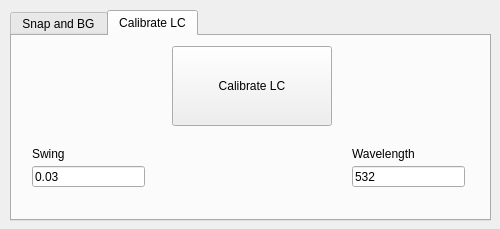
This is src/GUI/qtdesigner/ReconOrderUI.ui in bryantChhun/recOrder_deprecated as Qt 5 draws it before an edit. The edited form follows.
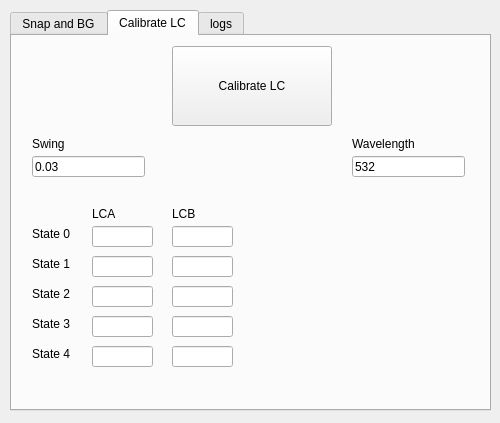
This is the edited form. The open tabs and pages were chosen to show the change.

Commit message: created recorderWindowControl to wrap the qtdesigner-generated .py/.ui files.  / This means we can generate files without worrying about breaking or re-writing code

What changed in the file:
```diff
--- a/src/GUI/qtdesigner/ReconOrderUI.ui
+++ b/src/GUI/qtdesigner/ReconOrderUI.ui
@@ -7,9 +7,15 @@
     <x>0</x>
     <y>0</y>
     <width>500</width>
-    <height>229</height>
+    <height>423</height>
    </rect>
   </property>
+  <property name="sizePolicy">
+   <sizepolicy hsizetype="Expanding" vsizetype="Expanding">
+    <horstretch>0</horstretch>
+    <verstretch>0</verstretch>
+   </sizepolicy>
+  </property>
   <property name="windowTitle">
    <string>ReconOrder</string>
   </property>
@@ -19,9 +25,12 @@
      <x>10</x>
      <y>10</y>
      <width>481</width>
-     <height>211</height>
+     <height>401</height>
     </rect>
    </property>
+   <property name="tabShape">
+    <enum>QTabWidget::Rounded</enum>
+   </property>
    <property name="currentIndex">
     <number>0</number>
    </property>
@@ -122,7 +131,7 @@
      <property name="geometry">
       <rect>
        <x>20</x>
-       <y>130</y>
+       <y>120</y>
        <width>113</width>
        <height>21</height>
       </rect>
@@ -135,7 +144,7 @@
      <property name="geometry">
       <rect>
        <x>340</x>
-       <y>130</y>
+       <y>120</y>
        <width>113</width>
        <height>21</height>
       </rect>
@@ -148,7 +157,7 @@
      <property name="geometry">
       <rect>
        <x>20</x>
-       <y>110</y>
+       <y>100</y>
        <width>60</width>
        <height>16</height>
       </rect>
@@ -161,7 +170,7 @@
      <property name="geometry">
       <rect>
        <x>340</x>
-       <y>110</y>
+       <y>100</y>
        <width>81</width>
        <height>16</height>
       </rect>
@@ -169,6 +178,249 @@
      <property name="text">
       <string>Wavelength</string>
      </property>
+    </widget>
+    <widget class="QLabel" name="label">
+     <property name="geometry">
+      <rect>
+       <x>20</x>
+       <y>190</y>
+       <width>60</width>
+       <height>16</height>
+      </rect>
+     </property>
+     <property name="text">
+      <string>State 0</string>
+     </property>
+    </widget>
+    <widget class="QLabel" name="label_2">
+     <property name="geometry">
+      <rect>
+       <x>20</x>
+       <y>220</y>
+       <width>60</width>
+       <height>16</height>
+      </rect>
+     </property>
+     <property name="text">
+      <string>State 1</string>
+     </property>
+    </widget>
+    <widget class="QLabel" name="label_3">
+     <property name="geometry">
+      <rect>
+       <x>20</x>
+       <y>250</y>
+       <width>60</width>
+       <height>16</height>
+      </rect>
+     </property>
+     <property name="text">
+      <string>State 2</string>
+     </property>
+    </widget>
+    <widget class="QLabel" name="label_4">
+     <property name="geometry">
+      <rect>
+       <x>20</x>
+       <y>280</y>
+       <width>60</width>
+       <height>16</height>
+      </rect>
+     </property>
+     <property name="text">
+      <string>State 3</string>
+     </property>
+    </widget>
+    <widget class="QLabel" name="label_5">
+     <property name="geometry">
+      <rect>
+       <x>20</x>
+       <y>310</y>
+       <width>60</width>
+       <height>16</height>
+      </rect>
+     </property>
+     <property name="text">
+      <string>State 4</string>
+     </property>
+    </widget>
+    <widget class="QLineEdit" name="le_state0_lca">
+     <property name="geometry">
+      <rect>
+       <x>80</x>
+       <y>190</y>
+       <width>61</width>
+       <height>21</height>
+      </rect>
+     </property>
+    </widget>
+    <widget class="QLineEdit" name="le_state0_lcb">
+     <property name="geometry">
+      <rect>
+       <x>160</x>
+       <y>190</y>
+       <width>61</width>
+       <height>21</height>
+      </rect>
+     </property>
+    </widget>
+    <widget class="QLineEdit" name="le_state1_lca">
+     <property name="geometry">
+      <rect>
+       <x>80</x>
+       <y>220</y>
+       <width>61</width>
+       <height>21</height>
+      </rect>
+     </property>
+    </widget>
+    <widget class="QLineEdit" name="le_state1_lcb">
+     <property name="geometry">
+      <rect>
+       <x>160</x>
+       <y>220</y>
+       <width>61</width>
+       <height>21</height>
+      </rect>
+     </property>
+    </widget>
+    <widget class="QLineEdit" name="le_state2_lca">
+     <property name="geometry">
+      <rect>
+       <x>80</x>
+       <y>250</y>
+       <width>61</width>
+       <height>21</height>
+      </rect>
+     </property>
+    </widget>
+    <widget class="QLineEdit" name="le_state2_lcb">
+     <property name="geometry">
+      <rect>
+       <x>160</x>
+       <y>250</y>
+       <width>61</width>
+       <height>21</height>
+      </rect>
+     </property>
+    </widget>
+    <widget class="QLineEdit" name="le_state3_lca">
+     <property name="geometry">
+      <rect>
+       <x>80</x>
+       <y>280</y>
+       <width>61</width>
+       <height>21</height>
+      </rect>
+     </property>
+    </widget>
+    <widget class="QLineEdit" name="le_state3_lcb">
+     <property name="geometry">
+      <rect>
+       <x>160</x>
+       <y>280</y>
+       <width>61</width>
+       <height>21</height>
+      </rect>
+     </property>
+    </widget>
+    <widget class="QLineEdit" name="le_state4_lca">
+     <property name="geometry">
+      <rect>
+       <x>80</x>
+       <y>310</y>
+       <width>61</width>
+       <height>21</height>
+      </rect>
+     </property>
+    </widget>
+    <widget class="QLineEdit" name="le_state4_lcb">
+     <property name="geometry">
+      <rect>
+       <x>160</x>
+       <y>310</y>
+       <width>61</width>
+       <height>21</height>
+      </rect>
+     </property>
+    </widget>
+    <widget class="QLabel" name="label_6">
+     <property name="geometry">
+      <rect>
+       <x>80</x>
+       <y>170</y>
+       <width>60</width>
+       <height>16</height>
+      </rect>
+     </property>
+     <property name="text">
+      <string>LCA</string>
+     </property>
+    </widget>
+    <widget class="QLabel" name="label_7">
+     <property name="geometry">
+      <rect>
+       <x>160</x>
+       <y>170</y>
+       <width>60</width>
+       <height>16</height>
+      </rect>
+     </property>
+     <property name="text">
+      <string>LCB</string>
+     </property>
+    </widget>
+   </widget>
+   <widget class="QWidget" name="logs">
+    <property name="sizePolicy">
+     <sizepolicy hsizetype="Expanding" vsizetype="Expanding">
+      <horstretch>0</horstretch>
+      <verstretch>0</verstretch>
+     </sizepolicy>
+    </property>
+    <attribute name="title">
+     <string>logs</string>
+    </attribute>
+    <widget class="QScrollArea" name="scrollArea">
+     <property name="geometry">
+      <rect>
+       <x>0</x>
+       <y>0</y>
+       <width>481</width>
+       <height>371</height>
+      </rect>
+     </property>
+     <property name="widgetResizable">
+      <bool>true</bool>
+     </property>
+     <widget class="QWidget" name="scrollAreaWidgetContents">
+      <property name="geometry">
+       <rect>
+        <x>0</x>
+        <y>0</y>
+        <width>479</width>
+        <height>369</height>
+       </rect>
+      </property>
+      <widget class="QTextBrowser" name="log_area">
+       <property name="geometry">
+        <rect>
+         <x>0</x>
+         <y>0</y>
+         <width>481</width>
+         <height>371</height>
+        </rect>
+       </property>
+       <property name="font">
+        <font>
+         <pointsize>10</pointsize>
+        </font>
+       </property>
+       <property name="acceptDrops">
+        <bool>false</bool>
+       </property>
+      </widget>
+     </widget>
     </widget>
    </widget>
   </widget>
```
Left out of the diff: 2 changed lines with no effect on the pictures. The commit also changes 5 other files.
